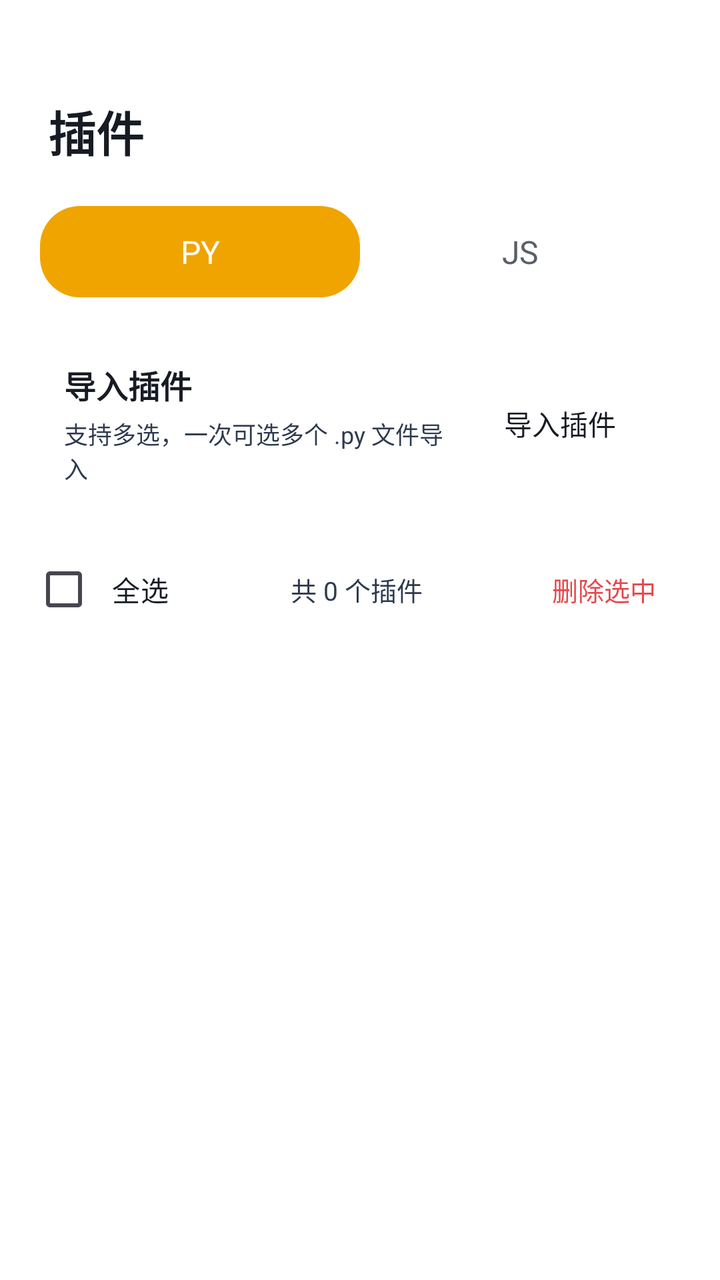
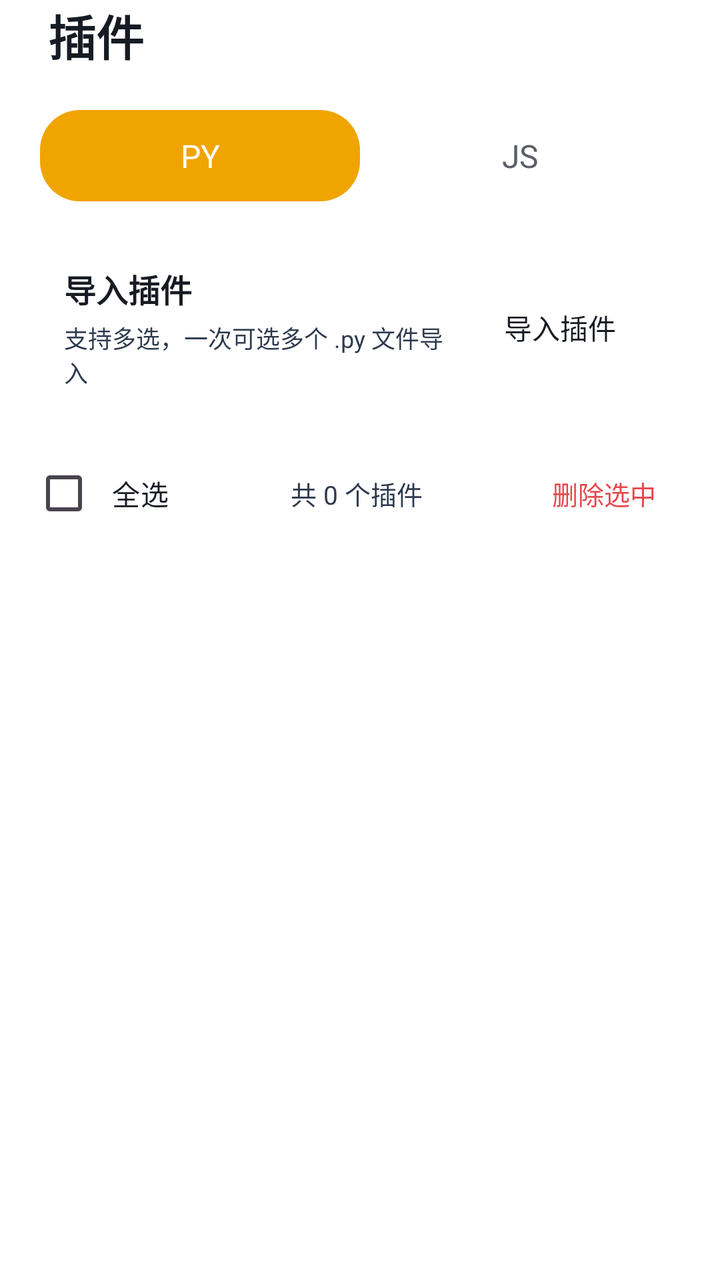

Two renders of the same Android screen: before a commit and after it. Below are the layout's source before the change and the commit's diff.
<!-- AndroidManifest.xml: another module's application theme Theme.App -->
<!-- res/layout/activity_plugin.xml -->
<?xml version="1.0" encoding="utf-8"?>
<LinearLayout xmlns:android="http://schemas.android.com/apk/res/android"
    android:layout_width="match_parent"
    android:layout_height="match_parent"
    android:fitsSystemWindows="true"
    android:orientation="vertical"
    android:paddingLeft="16dp"
    android:paddingRight="16dp"
    android:paddingTop="48dp"
    android:paddingBottom="16dp">

        <LinearLayout
            android:layout_width="wrap_content"
            android:layout_height="wrap_content"
            android:orientation="horizontal"
            android:gravity="center_vertical"
            android:layout_marginBottom="16dp">
            <TextView
                android:layout_width="wrap_content"
                android:layout_height="wrap_content"
                android:text="插件"
                android:textColor="#171B23"
                android:textSize="24sp"
                android:textStyle="bold"
                android:layout_marginStart="8dp" />
        </LinearLayout>

        <LinearLayout
            android:layout_width="match_parent"
            android:layout_height="wrap_content"
            android:background="@drawable/xc_setcard_v2"
            android:orientation="horizontal"
            android:padding="4dp"
            android:layout_marginBottom="12dp">
            <TextView
                android:id="@+id/tab_py"
                android:layout_width="0dp"
                android:layout_height="wrap_content"
                android:layout_weight="1"
                android:gravity="center"
                android:padding="12dp"
                android:text="PY"
                android:textSize="16sp"
                android:background="@drawable/seg_selected"
                android:textColor="#FFFFFF" />
            <TextView
                android:id="@+id/tab_js"
                android:layout_width="0dp"
                android:layout_height="wrap_content"
                android:layout_weight="1"
                android:gravity="center"
                android:padding="12dp"
                android:text="JS"
                android:textSize="16sp"
                android:textColor="#5A5F69" />
        </LinearLayout>

        <LinearLayout
            android:layout_width="match_parent"
            android:layout_height="wrap_content"
            android:background="@drawable/xc_setcard_v2"
            android:orientation="horizontal"
            android:gravity="center_vertical"
            android:padding="16dp"
            android:layout_marginBottom="12dp">
            <LinearLayout
                android:layout_width="0dp"
                android:layout_height="wrap_content"
                android:layout_weight="1"
                android:orientation="vertical">
                <TextView
                    android:layout_width="wrap_content"
                    android:layout_height="wrap_content"
                    android:text="导入插件"
                    android:textColor="#171B23"
                    android:textSize="16sp"
                    android:textStyle="bold" />
                <TextView
                    android:layout_width="wrap_content"
                    android:layout_height="wrap_content"
                    android:text="支持多选，一次可选多个 .py 文件导入"
                    android:textColor="#2E3A4E"
                    android:textSize="12sp"
                    android:layout_marginTop="4dp" />
            </LinearLayout>
            <TextView
                android:id="@+id/btn_import"
                android:layout_width="wrap_content"
                android:layout_height="wrap_content"
                android:background="@drawable/xc_setcard_v2"
                android:paddingLeft="20dp"
                android:paddingRight="20dp"
                android:paddingTop="10dp"
                android:paddingBottom="10dp"
                android:text="导入插件"
                android:textColor="#171B23"
                android:textSize="14sp" />
        </LinearLayout>

        <LinearLayout
            android:layout_width="match_parent"
            android:layout_height="wrap_content"
            android:orientation="horizontal"
            android:gravity="center_vertical"
            android:layout_marginBottom="8dp">
            <CheckBox
                android:id="@+id/cb_select_all"
                android:layout_width="wrap_content"
                android:layout_height="wrap_content"
                android:text="全选"
                android:textColor="#171B23"
                android:textSize="14sp"  android:background="@drawable/xc_setcard_v2" android:paddingLeft="8dp" android:paddingRight="12dp" android:paddingTop="6dp" android:paddingBottom="6dp" />
            <TextView
                android:id="@+id/tv_count"
                android:layout_width="0dp"
                android:layout_height="wrap_content"
                android:layout_weight="1"
                android:gravity="center"
                android:text="共 0 个插件"
                android:textColor="#2E3A4E"
                android:textSize="13sp" />
            <TextView
                android:id="@+id/btn_delete_selected"
                android:layout_width="wrap_content"
                android:layout_height="wrap_content"
                android:background="@drawable/xc_setcard_v2"
                android:paddingLeft="16dp"
                android:paddingRight="16dp"
                android:paddingTop="8dp"
                android:paddingBottom="8dp"
                android:text="删除选中"
                android:textColor="#E5484D"
                android:textSize="13sp" />
        </LinearLayout>

        <androidx.recyclerview.widget.RecyclerView
            android:id="@+id/rv_plugins"
            android:layout_width="match_parent"
            android:layout_height="0dp"
            android:layout_weight="1"
            android:clipToPadding="false"
            android:paddingBottom="16dp" />
</LinearLayout>
<!-- resources referenced by this layout -->
<resources>
  <!-- drawable seg_selected (drawable) -->
  <?xml version="1.0" encoding="utf-8"?>
  <shape xmlns:android="http://schemas.android.com/apk/res/android" android:shape="rectangle">
  <corners android:radius="20dp"/>
  <solid android:color="#f0a400"/>
  </shape>
  <!-- drawable xc_setcard_v2 (drawable) -->
  <?xml version="1.0" encoding="utf-8"?>
  <shape xmlns:android="http://schemas.android.com/apk/res/android" android:shape="rectangle">
      <corners android:radius="10dp" />
      <solid android:color="#57FFFFFF" />
      <stroke android:width="1dp" android:color="#61FFFFFF" />
  </shape>
  <style name="Theme.App" parent="Theme.XingChen">
          <item name="android:windowDisablePreview">true</item>
          <item name="android:windowSplashScreenBackground">#000000</item>
          <item name="android:windowBackground">#000000</item>
      </style>
  <style name="Theme.XingChen" parent="Theme.Material3.DayNight.NoActionBar">
          <item name="android:windowBackground">@android:color/transparent</item>
                <item name="android:colorBackground">@android:color/transparent</item>
          <item name="colorPrimary">#f0a400</item>
          <item name="colorPrimaryVariant">#c07f00</item>
          <item name="colorOnPrimary">@android:color/white</item>
      </style>
</resources>

<!-- the commit's change to res/layout/activity_plugin.xml (unified diff, before → after) -->
@@ -3,11 +3,14 @@
     android:layout_width="match_parent"
     android:layout_height="match_parent"
     android:fitsSystemWindows="true"
-    android:orientation="vertical"
-    android:paddingLeft="16dp"
-    android:paddingRight="16dp"
-    android:paddingTop="48dp"
-    android:paddingBottom="16dp">
+    android:orientation="vertical">
+
+    <LinearLayout
+        android:layout_width="match_parent"
+        android:layout_height="match_parent"
+        android:orientation="vertical"
+        android:paddingLeft="16dp"
+        android:paddingRight="16dp">
 
         <LinearLayout
             android:layout_width="wrap_content"
@@ -140,4 +143,5 @@
             android:layout_weight="1"
             android:clipToPadding="false"
             android:paddingBottom="16dp" />
+    </LinearLayout>
 </LinearLayout>
